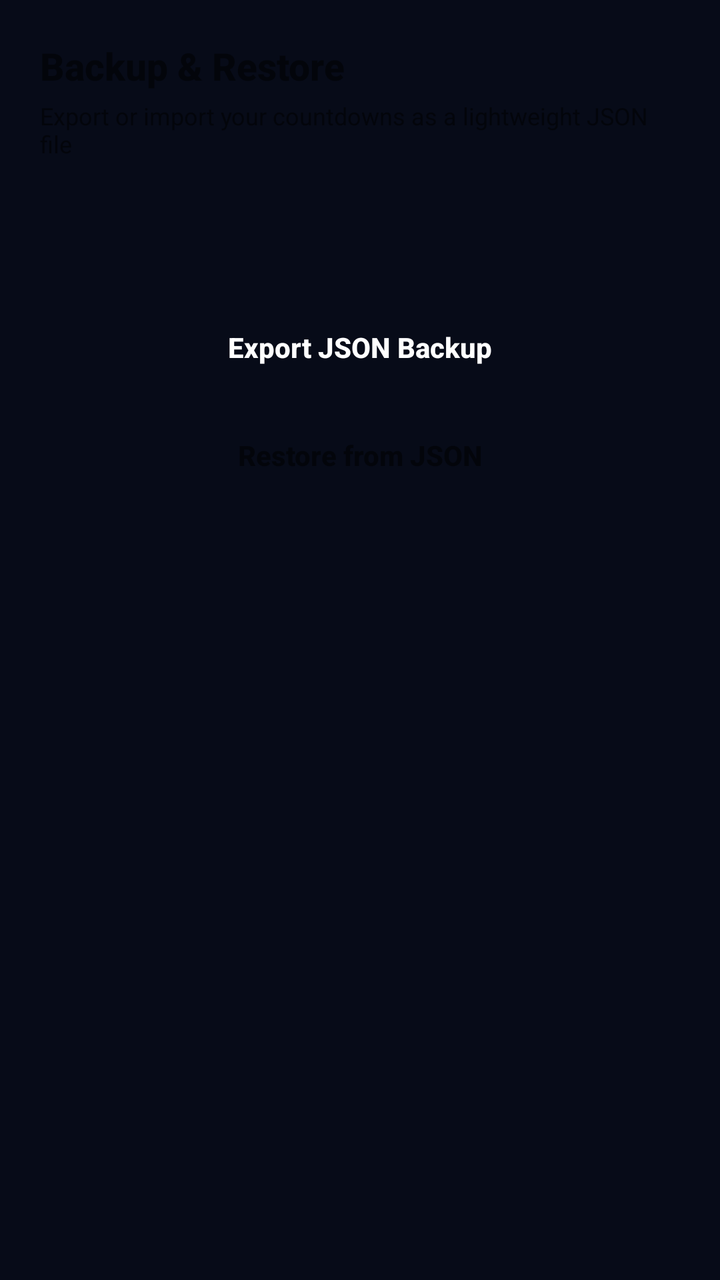
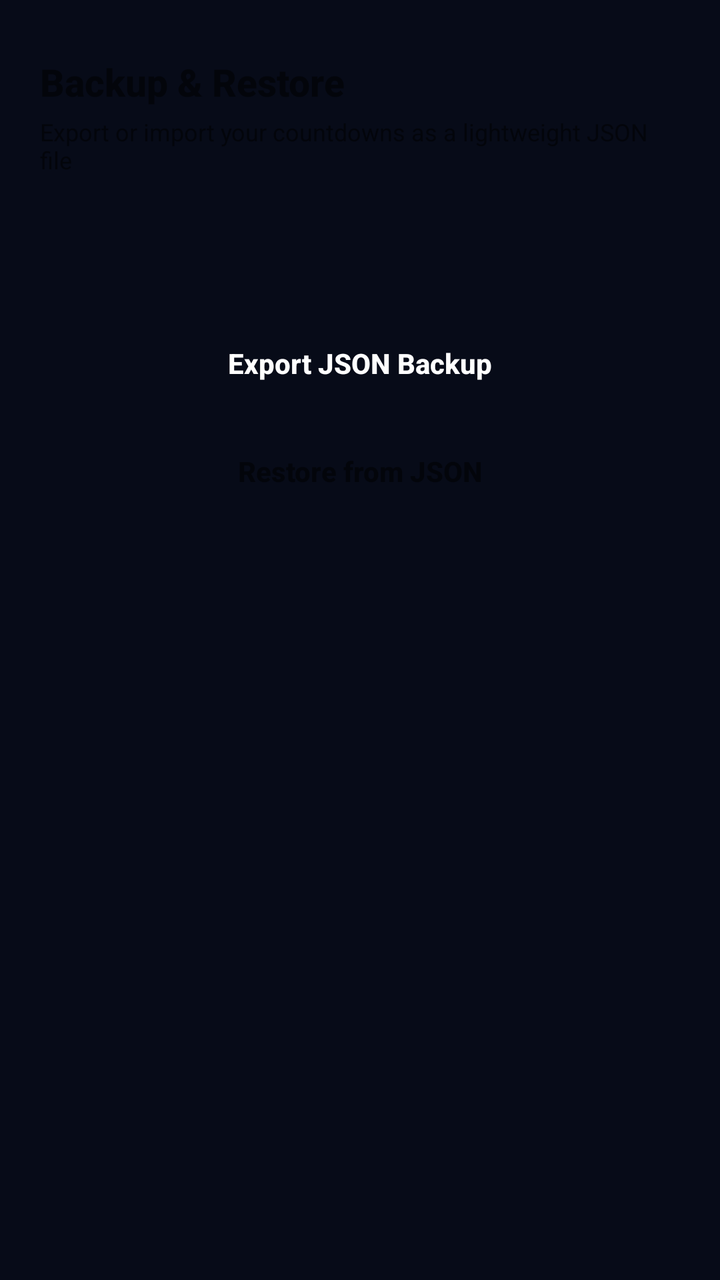

The first picture is an Android layout as it rendered before a commit; the second is the same layout after the commit. The layout source and the unified diff follow.
<!-- AndroidManifest.xml: application theme Theme.LumeTime -->
<!-- res/layout/dialog_glass_backup.xml -->
<?xml version="1.0" encoding="utf-8"?>
<LinearLayout xmlns:android="http://schemas.android.com/apk/res/android"
    android:id="@+id/backupSheetRoot"
    android:layout_width="match_parent"
    android:layout_height="wrap_content"
    android:orientation="vertical"
    android:padding="20dp">

    <TextView
        android:id="@+id/tvBackupTitle"
        android:layout_width="match_parent"
        android:layout_height="wrap_content"
        android:fontFamily="sans-serif-medium"
        android:text="@string/backup_title"
        android:textSize="19sp"
        android:textStyle="bold" />

    <TextView
        android:id="@+id/tvBackupSubtitle"
        android:layout_width="match_parent"
        android:layout_height="wrap_content"
        android:layout_marginTop="4dp"
        android:text="@string/backup_subtitle"
        android:textSize="12sp" />

    <TextView
        android:id="@+id/tvBackupStats"
        android:layout_width="match_parent"
        android:layout_height="wrap_content"
        android:layout_marginTop="14dp"
        android:fontFamily="sans-serif-medium"
        android:padding="14dp"
        android:textSize="13sp" />

    <TextView
        android:id="@+id/btnExportBackup"
        android:layout_width="match_parent"
        android:layout_height="44dp"
        android:layout_marginTop="12dp"
        android:clickable="true"
        android:focusable="true"
        android:fontFamily="sans-serif-medium"
        android:gravity="center"
        android:text="@string/export_backup_btn"
        android:textColor="#FFFFFFFF"
        android:textSize="14sp"
        android:textStyle="bold" />

    <TextView
        android:id="@+id/btnRestoreBackup"
        android:layout_width="match_parent"
        android:layout_height="44dp"
        android:layout_marginTop="10dp"
        android:clickable="true"
        android:focusable="true"
        android:fontFamily="sans-serif-medium"
        android:gravity="center"
        android:text="@string/restore_backup_btn"
        android:textSize="14sp"
        android:textStyle="bold" />

    <TextView
        android:id="@+id/tvAboutVersion"
        android:layout_width="match_parent"
        android:layout_height="wrap_content"
        android:layout_marginTop="14dp"
        android:gravity="center"
        android:textSize="11sp" />

</LinearLayout>
<!-- resources referenced by this layout -->
<resources>
  <string name="backup_subtitle">Export or import your countdowns as a lightweight JSON file</string>
  <string name="backup_title">Backup &amp; Restore</string>
  <string name="export_backup_btn">Export JSON Backup</string>
  <string name="restore_backup_btn">Restore from JSON</string>
  <style name="Theme.LumeTime" parent="Theme.AppCompat.DayNight.NoActionBar">
          <item name="android:statusBarColor">@android:color/transparent</item>
          <item name="android:navigationBarColor">@android:color/transparent</item>
          <item name="colorAccent">@color/accent_cyan</item>
          <item name="android:windowBackground">@color/bg_base</item>
      </style>
  <color name="accent_cyan">#38BDF8</color>
  <color name="bg_base">#070B18</color>
</resources>

<!-- the commit's change to res/layout/dialog_glass_backup.xml (unified diff, before → after) -->
@@ -4,7 +4,16 @@
     android:layout_width="match_parent"
     android:layout_height="wrap_content"
     android:orientation="vertical"
-    android:padding="20dp">
+    android:paddingHorizontal="20dp"
+    android:paddingTop="10dp"
+    android:paddingBottom="24dp">
+
+    <View
+        android:id="@+id/sheetDragHandle"
+        android:layout_width="42dp"
+        android:layout_height="4dp"
+        android:layout_gravity="center_horizontal"
+        android:layout_marginBottom="14dp" />
 
     <TextView
         android:id="@+id/tvBackupTitle"
